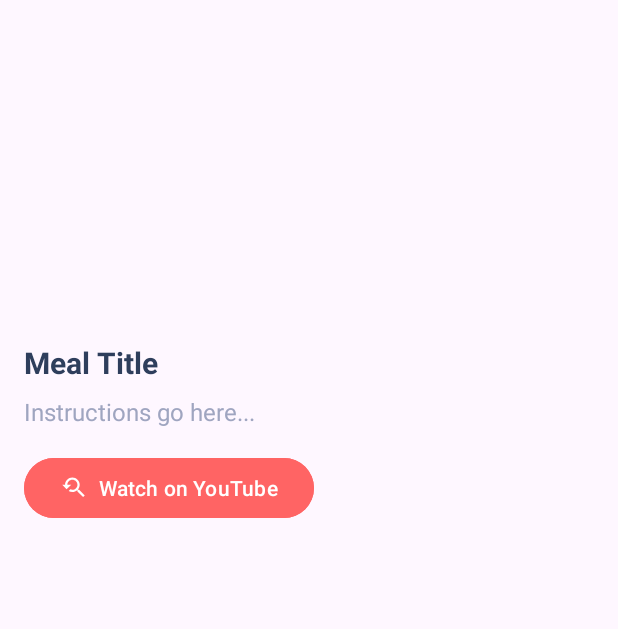
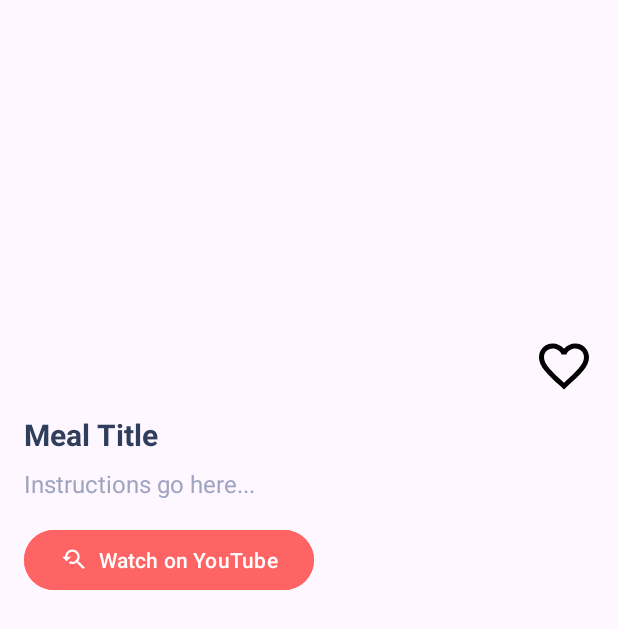
Before and after one commit to mariayousef/RecipeApp, an Android app: the fragment RecipeDetailFragment placed in its activity, on a phone screen of 412 x 824 dp. Shown: the top 629 px of the screen. Run offline under Robolectric (Android 15) with nearby library versions, the phone set to English and light mode, and no system bars; pictures from the network do not load; 5 statements that could not run were skipped.

Commit message:
add fav icon

```diff
--- a/app/src/main/java/com/example/recipeapp/RecipeDetailFragment.kt
+++ b/app/src/main/java/com/example/recipeapp/RecipeDetailFragment.kt
@@ -31,10 +31,22 @@ class RecipeDetailFragment : Fragment() {
         val instructionsView = view.findViewById<TextView>(R.id.detail_instructions)
         val youtubeButton = view.findViewById<Button>(R.id.youtube_button)
         val toggleView = view.findViewById<TextView>(R.id.toggle_description)
+        val favoriteIcon = view.findViewById<ImageView>(R.id.favorite_icon)
 
         Glide.with(requireContext()).load(meal.strMealThumb).into(imageView)
         titleView.text = meal.strMeal
         instructionsView.text = meal.strInstructions ?: "No instructions available"
+
+        var isFavorite = false
+
+        favoriteIcon.setOnClickListener {
+            isFavorite = !isFavorite
+            if (isFavorite) {
+                favoriteIcon.setImageResource(R.drawable.ic_favorite_filled)
+            } else {
+                favoriteIcon.setImageResource(R.drawable.ic_favorite_border)
+            }
+        }
 
         var isExpanded = false
 
--- /dev/null
+++ b/app/src/main/res/drawable/ic_favorite_border.xml
@@ -0,0 +1,5 @@
+<vector xmlns:android="http://schemas.android.com/apk/res/android" android:height="24dp" android:tint="#000000" android:viewportHeight="24" android:viewportWidth="24" android:width="24dp">
+
+    <path android:fillColor="@android:color/white" android:pathData="M16.5,3c-1.74,0 -3.41,0.81 -4.5,2.09C10.91,3.81 9.24,3 7.5,3 4.42,3 2,5.42 2,8.5c0,3.78 3.4,6.86 8.55,11.54L12,21.35l1.45,-1.32C18.6,15.36 22,12.28 22,8.5 22,5.42 19.58,3 16.5,3zM12.1,18.55l-0.1,0.1 -0.1,-0.1C7.14,14.24 4,11.39 4,8.5 4,6.5 5.5,5 7.5,5c1.54,0 3.04,0.99 3.57,2.36h1.87C13.46,5.99 14.96,5 16.5,5c2,0 3.5,1.5 3.5,3.5 0,2.89 -3.14,5.74 -7.9,10.05z"/>
+
+</vector>
--- /dev/null
+++ b/app/src/main/res/drawable/ic_favorite_filled.xml
@@ -0,0 +1,5 @@
+<vector xmlns:android="http://schemas.android.com/apk/res/android" android:height="24dp" android:tint="#000000" android:viewportHeight="24" android:viewportWidth="24" android:width="24dp">
+
+    <path android:fillColor="@android:color/white" android:pathData="M12,21.35l-1.45,-1.32C5.4,15.36 2,12.28 2,8.5 2,5.42 4.42,3 7.5,3c1.74,0 3.41,0.81 4.5,2.09C13.09,3.81 14.76,3 16.5,3 19.58,3 22,5.42 22,8.5c0,3.78 -3.4,6.86 -8.55,11.54L12,21.35z"/>
+
+</vector>
--- a/app/src/main/res/layout/fragment_recipe_detail.xml
+++ b/app/src/main/res/layout/fragment_recipe_detail.xml
@@ -16,6 +16,14 @@
             android:layout_width="match_parent"
             android:layout_height="200dp"
             android:scaleType="centerCrop" />
+        <ImageView
+            android:id="@+id/favorite_icon"
+            android:layout_width="40dp"
+            android:layout_height="40dp"
+            android:layout_gravity="end"
+            android:src="@drawable/ic_favorite_border"
+            android:contentDescription="Favorite"
+            android:layout_marginTop="8dp"/>
 
         <TextView
             android:id="@+id/detail_title"
--- a/app/src/main/res/values/colors.xml
+++ b/app/src/main/res/values/colors.xml
@@ -10,4 +10,5 @@
     <color name="text_field">#D7D6D7</color>
     <color name="form_bg">#F4F5F7</color>
     <color name="white">#FFFFFF</color>
+    <color name="red">#F21212</color>
 </resources>
```
